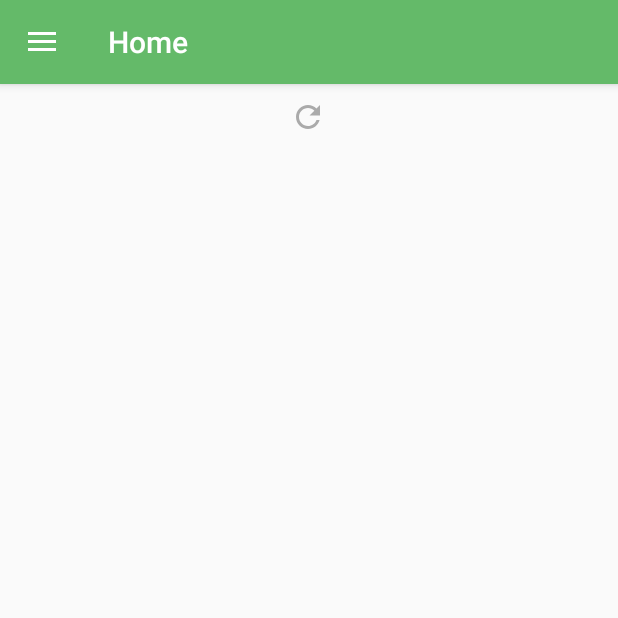
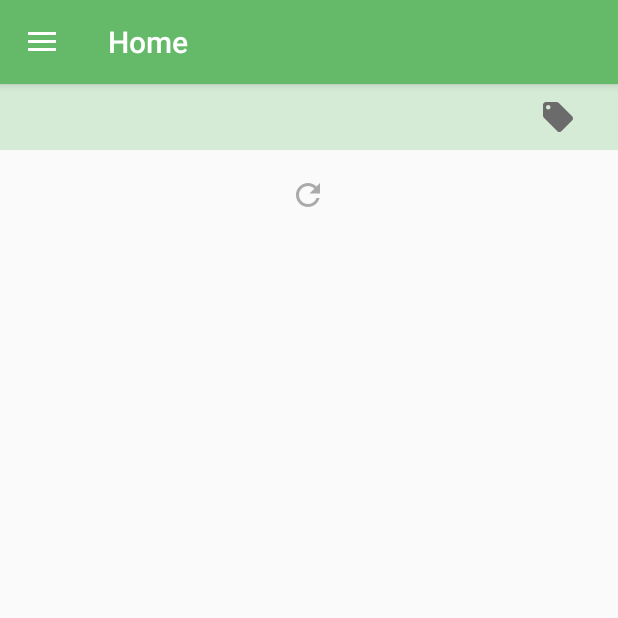
Before and after one commit to NikitaMalkin/TripShareClient, an Android app: the ProfileScreen screen opened directly, with no data from a screen before it, after a tap on "Home", on a phone screen of 412 x 824 dp, the top half of it. Run offline under Robolectric (Android 15) with nearby library versions, the phone set to English and light mode, and no system bars; libraries missing offline, so code that uses them is left out: cz.msebera.android; 9 statements that could not run were skipped; 2 other taps on this screen came first.

Commit message:
little nikita patch

```diff
--- a/app/src/main/java/com/TripShare/Client/LoginScreen/LoginScreen.java
+++ b/app/src/main/java/com/TripShare/Client/LoginScreen/LoginScreen.java
@@ -95,10 +95,13 @@ public class LoginScreen extends AppCompatActivity implements ValidateUserInfo.N
     }
 
     @Override
-    public void sendUserToServer(String i_userName, String i_password)
+    public void sendUserToServer(String i_userName, String i_password, String i_name, String i_lastName)
     {
         m_user.setUserName(i_userName);
         m_user.setPassword(encrypt(i_password));
+        m_user.setLastName(i_lastName);
+        m_user.setuserRealName(i_name);
+
         new SendUserToAddToDB(m_user, this).execute();
     }
 
--- a/app/src/main/res/drawable/ic_local_offer_black_24dp.xml
+++ b/app/src/main/res/drawable/ic_local_offer_black_24dp.xml
@@ -1,6 +1,6 @@
 <vector xmlns:android="http://schemas.android.com/apk/res/android"
-        android:width="64dp"
-        android:height="64dp"
+        android:width="24dp"
+        android:height="24dp"
         android:viewportWidth="24.0"
         android:viewportHeight="24.0">
     <path
--- /dev/null
+++ b/app/src/main/res/drawable/ic_loyalty_black_24dp.xml
@@ -0,0 +1,5 @@
+<vector android:height="64dp" android:tint="@color/colorAccent"
+    android:viewportHeight="24.0" android:viewportWidth="24.0"
+    android:width="64dp" xmlns:android="http://schemas.android.com/apk/res/android">
+    <path android:fillColor="#FF000000" android:pathData="M21.41,11.58l-9,-9C12.05,2.22 11.55,2 11,2L4,2c-1.1,0 -2,0.9 -2,2v7c0,0.55 0.22,1.05 0.59,1.42l9,9c0.36,0.36 0.86,0.58 1.41,0.58 0.55,0 1.05,-0.22 1.41,-0.59l7,-7c0.37,-0.36 0.59,-0.86 0.59,-1.41 0,-0.55 -0.23,-1.06 -0.59,-1.42zM5.5,7C4.67,7 4,6.33 4,5.5S4.67,4 5.5,4 7,4.67 7,5.5 6.33,7 5.5,7zM17.27,15.27L13,19.54l-4.27,-4.27C8.28,14.81 8,14.19 8,13.5c0,-1.38 1.12,-2.5 2.5,-2.5 0.69,0 1.32,0.28 1.77,0.74l0.73,0.72 0.73,-0.73c0.45,-0.45 1.08,-0.73 1.77,-0.73 1.38,0 2.5,1.12 2.5,2.5 0,0.69 -0.28,1.32 -0.73,1.77z"/>
+</vector>
--- a/app/src/main/res/layout/activiity_home_screen.xml
+++ b/app/src/main/res/layout/activiity_home_screen.xml
@@ -16,6 +16,19 @@
         <LinearLayout android:layout_width="match_parent" android:layout_height="wrap_content"
                       android:orientation="vertical">
             <android.support.constraint.ConstraintLayout
+                    android:layout_width="match_parent"
+                    android:layout_height="wrap_content" android:id="@+id/configuration_toolbar"
+                    tools:layout_editor_absoluteX="8dp"
+                    android:background="#4064BA69">
+                <ImageButton
+                        android:layout_width="wrap_content"
+                        android:layout_height="wrap_content" app:srcCompat="@drawable/ic_local_offer_black_24dp"
+                        android:id="@+id/editTags_imagebutton" android:layout_marginEnd="16dp"
+                        app:layout_constraintEnd_toEndOf="parent" app:layout_constraintTop_toTopOf="parent"
+                        android:tint="#6B6B6B" android:backgroundTint="#00FFFFFF"
+                        android:onClick="onEditTagsButtonClick"/>
+            </android.support.constraint.ConstraintLayout>
+            <android.support.constraint.ConstraintLayout
 
                     android:layout_width="match_parent"
                     android:layout_height="wrap_content" tools:visibility="visible"
@@ -27,10 +40,9 @@
                         android:layout_height="wrap_content"
                         app:layout_constraintStart_toStartOf="parent" android:layout_marginStart="8dp"
                         android:layout_marginEnd="8dp" app:layout_constraintEnd_toEndOf="parent"
-                        android:layout_marginTop="32dp"
-                        app:layout_constraintTop_toBottomOf="@+id/textView4"
                         android:id="@+id/homescreen_recyclerView"
-                        android:nestedScrollingEnabled="true"/>
+                        android:nestedScrollingEnabled="true" app:layout_constraintTop_toTopOf="parent"
+                        android:layout_marginTop="8dp"/>
                 <ImageButton
                         android:layout_width="wrap_content"
                         android:layout_height="wrap_content" app:srcCompat="@drawable/ic_refresh_black_24dp"
@@ -41,7 +53,8 @@
                         app:layout_constraintEnd_toEndOf="parent" android:onClick="imageButton_refreshPostsOnClick"
                         android:foregroundTintMode="add"
                         android:tint="@android:color/darker_gray"
-                        app:layout_constraintTop_toBottomOf="@+id/profileScreen_recyclerView"/>
+                        app:layout_constraintTop_toBottomOf="@+id/homescreen_recyclerView"
+                        app:layout_constraintBottom_toBottomOf="parent"/>
 
             </android.support.constraint.ConstraintLayout>
         </LinearLayout>
--- a/app/src/main/res/layout/layout_dialog_first_time_enter_homepage.xml
+++ b/app/src/main/res/layout/layout_dialog_first_time_enter_homepage.xml
@@ -27,7 +27,7 @@
             app:layout_constraintEnd_toStartOf="@+id/imageView2" android:layout_marginEnd="8dp"/>
     <ImageView
             android:layout_width="wrap_content"
-            android:layout_height="wrap_content" app:srcCompat="@drawable/ic_local_offer_black_24dp"
+            android:layout_height="wrap_content" app:srcCompat="@drawable/ic_loyalty_black_24dp"
             android:id="@+id/imageView2"
             app:layout_constraintTop_toTopOf="parent"
             app:layout_constraintBottom_toBottomOf="parent" app:layout_constraintEnd_toEndOf="parent"
```
Also changed, not shown: app/src/main/AndroidManifest.xml (+5 -4 lines), app/src/main/java/com/TripShare/Client/Common/ApplicationManager.java (+11 -0 lines), app/src/main/java/com/TripShare/Client/Common/PostsAdapter.java (+9 -0 lines), app/src/main/java/com/TripShare/Client/Common/User.java (+41 -2 lines), app/src/main/java/com/TripShare/Client/HomeScreen/HomeScreen.java (+7 -0 lines), app/src/main/java/com/TripShare/Client/LoginScreen/SignUpDialog.java (+9 -2 lines), app/src/main/res/layout/layout_dialog_user_signup.xml (+22 -0 lines), app/src/main/res/layout/layout_list_view_profile_items.xml (+11 -2 lines).
